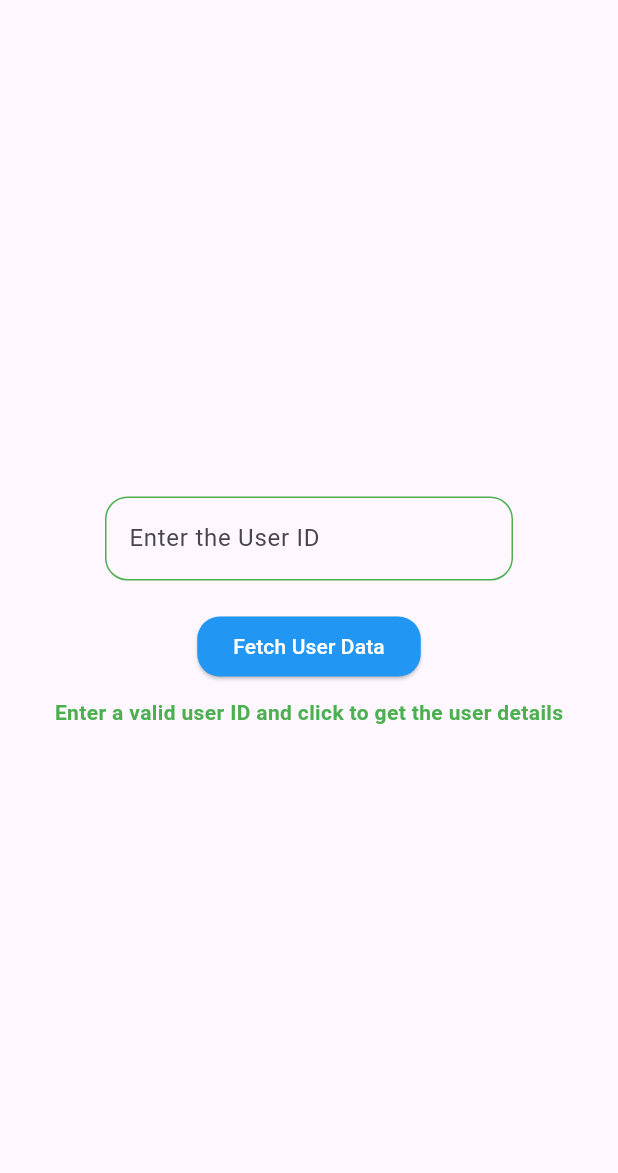
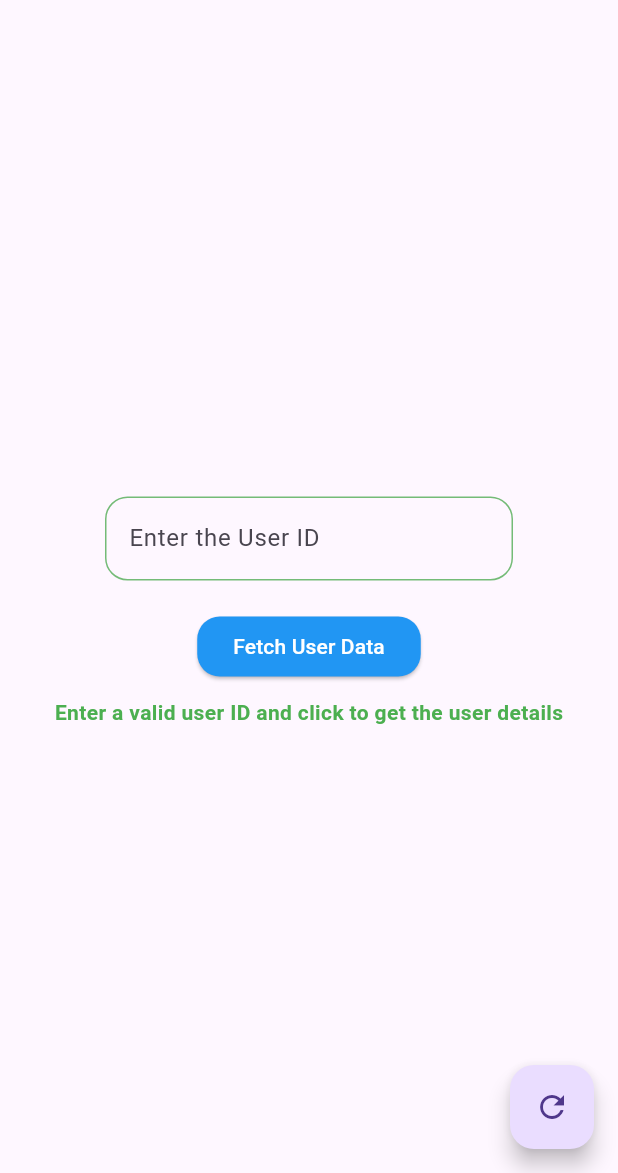
Before and after one commit to Abelboby/Caddyan_Task1, a Flutter app: the screen it shows after launch, on a phone screen of 412 x 824 dp, the part 63-1236 px from its top. Run offline on Flutter 3.47's test engine with Material 3 defaults, Android fonts, the phone set to English and light mode, and no system bars; accounts and stored records are empty.

Commit message:
Update: Added a refresh button

```diff
--- a/lib/pages/home_page.dart
+++ b/lib/pages/home_page.dart
@@ -1,5 +1,6 @@
 import 'package:flutter/material.dart';
 import 'package:test1/ui/widgets/fetch_button.dart';
+import 'package:test1/ui/widgets/refresh_button.dart';
 import 'package:test1/ui/widgets/user_data_output.dart';
 import '../ui/widgets/input_field.dart';
 
@@ -40,7 +41,7 @@ class _HomePageState extends State<HomePage> {
         child: Column(
           mainAxisAlignment: MainAxisAlignment.center,
           crossAxisAlignment: CrossAxisAlignment.center,
-          children: <Widget>[
+          children: [
             InputField(controller: _userIdController),
             FetchButton(controller: _userIdController),
             const SizedBox(height: 10),
@@ -48,6 +49,7 @@ class _HomePageState extends State<HomePage> {
           ],
         ),
       ),
+      floatingActionButton: const RefreshButton(),
     );
   }
 }
--- a/lib/providers/user_provider.dart
+++ b/lib/providers/user_provider.dart
@@ -7,6 +7,7 @@ enum HomeState { none, loading, error, success }
 class UserProvider extends ChangeNotifier {
   User? user;
   String? apiError;
+  //late TextEditingController _userIdController;
   HomeState currentState = HomeState.none;
   final _service = Service();
 
--- a/lib/ui/widgets/input_field.dart
+++ b/lib/ui/widgets/input_field.dart
@@ -6,7 +6,7 @@ class InputField extends StatelessWidget {
   const InputField({super.key, required this.controller});
     static final OutlineInputBorder _greenBorder = OutlineInputBorder(
     borderRadius: BorderRadius.circular(15),
-    borderSide: const BorderSide(color: Colors.green),
+    borderSide: const BorderSide(color: Color.fromARGB(255, 116, 187, 119)),
   );
 
   @override
--- /dev/null
+++ b/lib/ui/widgets/refresh_button.dart
@@ -0,0 +1,17 @@
+import 'package:flutter/material.dart';
+import 'package:provider/provider.dart';
+import '../../providers/user_provider.dart';
+
+class RefreshButton extends StatelessWidget {
+  const RefreshButton({super.key});
+
+  @override
+  Widget build(BuildContext context) {
+    return Consumer<UserProvider>(
+      builder: (context, provider, child) => FloatingActionButton(
+        onPressed: () => provider.reset(),
+        child: const Icon(Icons.refresh),
+      ),
+    );
+  }
+}
```
